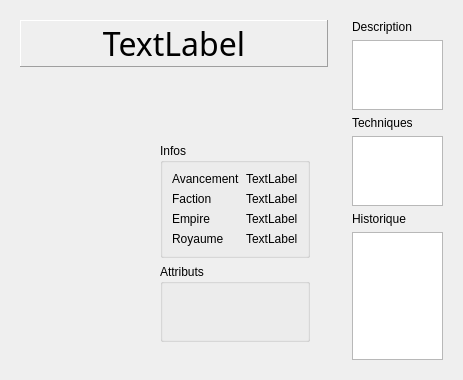
Before: the Qt Designer form python_modules/view/view_heros/book_warrior_page.ui in cyril711/git-MythicWar, drawn with Qt 5.
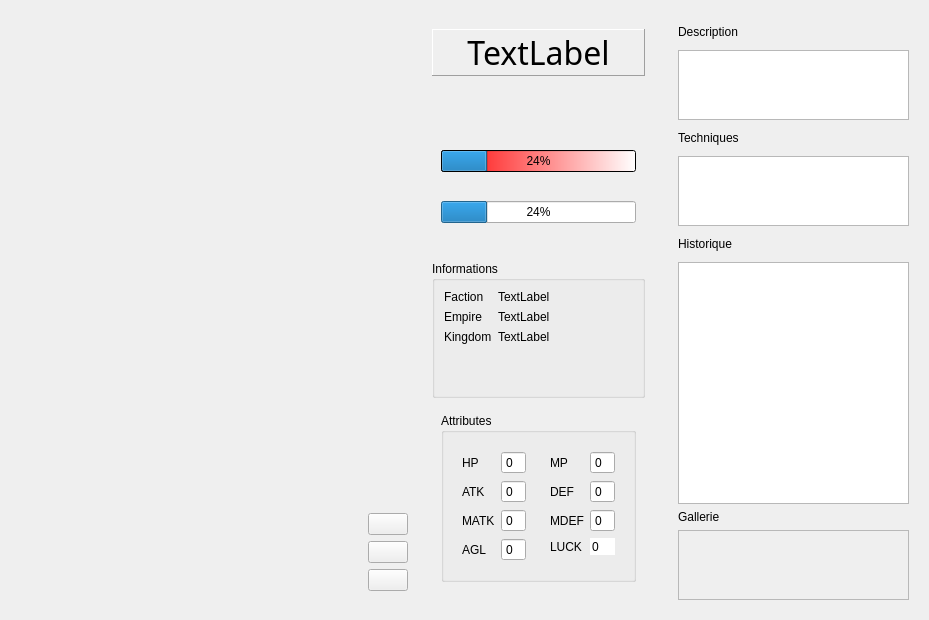
After: the same form once the commit is applied. Icons and pictures are not drawn.

What changed in the file:
```diff
--- a/python_modules/view/view_heros/book_warrior_page.ui
+++ b/python_modules/view/view_heros/book_warrior_page.ui
@@ -6,8 +6,8 @@
    <rect>
     <x>0</x>
     <y>0</y>
-    <width>463</width>
-    <height>380</height>
+    <width>929</width>
+    <height>620</height>
    </rect>
   </property>
   <property name="windowTitle">
@@ -16,150 +16,404 @@
   <property name="styleSheet">
    <string notr="true"/>
   </property>
-  <layout class="QHBoxLayout" name="horizontalLayout" stretch="3,1">
-   <item>
+  <layout class="QFormLayout" name="formLayout_2">
+   <item row="0" column="0">
     <widget class="QWidget" name="widget" native="true">
      <property name="styleSheet">
       <string notr="true"/>
      </property>
-     <layout class="QVBoxLayout" name="verticalLayout" stretch="1,0,2">
+     <layout class="QHBoxLayout" name="horizontalLayout_2" stretch="0,0,0">
       <item>
-       <widget class="QLabel" name="warrior_name">
-        <property name="sizePolicy">
-         <sizepolicy hsizetype="Preferred" vsizetype="Fixed">
-          <horstretch>0</horstretch>
-          <verstretch>0</verstretch>
-         </sizepolicy>
-        </property>
+       <widget class="QWidget" name="picture_widget" native="true">
         <property name="minimumSize">
          <size>
-          <width>0</width>
-          <height>10</height>
+          <width>333</width>
+          <height>500</height>
          </size>
         </property>
-        <property name="font">
-         <font>
-          <family>Nyala</family>
-          <pointsize>24</pointsize>
-         </font>
-        </property>
-        <property name="frameShape">
-         <enum>QFrame::Panel</enum>
-        </property>
-        <property name="frameShadow">
-         <enum>QFrame::Raised</enum>
-        </property>
-        <property name="text">
-         <string>TextLabel</string>
-        </property>
-        <property name="alignment">
-         <set>Qt::AlignCenter</set>
-        </property>
+        <layout class="QVBoxLayout" name="picture_layout_2"/>
        </widget>
       </item>
       <item>
-       <spacer name="verticalSpacer">
-        <property name="orientation">
-         <enum>Qt::Vertical</enum>
-        </property>
-        <property name="sizeHint" stdset="0">
-         <size>
-          <width>20</width>
-          <height>20</height>
-         </size>
-        </property>
-       </spacer>
+       <widget class="QWidget" name="actions_widget" native="true">
+        <layout class="QVBoxLayout" name="verticalLayout">
+         <item>
+          <spacer name="verticalSpacer">
+           <property name="orientation">
+            <enum>Qt::Vertical</enum>
+           </property>
+           <property name="sizeHint" stdset="0">
+            <size>
+             <width>20</width>
+             <height>40</height>
+            </size>
+           </property>
+          </spacer>
+         </item>
+         <item>
+          <widget class="QPushButton" name="pushButton_2">
+           <property name="text">
+            <string/>
+           </property>
+           <property name="icon">
+            <iconset resource="../../../resources.qrc">
+             <normaloff>:/icons/24x24/home</normaloff>:/icons/24x24/home</iconset>
+           </property>
+           <property name="iconSize">
+            <size>
+             <width>24</width>
+             <height>24</height>
+            </size>
+           </property>
+          </widget>
+         </item>
+         <item>
+          <widget class="QPushButton" name="pushButton">
+           <property name="sizePolicy">
+            <sizepolicy hsizetype="Fixed" vsizetype="Fixed">
+             <horstretch>0</horstretch>
+             <verstretch>0</verstretch>
+            </sizepolicy>
+           </property>
+           <property name="text">
+            <string/>
+           </property>
+           <property name="icon">
+            <iconset resource="../../../resources.qrc">
+             <normaloff>:/icons/24x24/home</normaloff>:/icons/24x24/home</iconset>
+           </property>
+           <property name="iconSize">
+            <size>
+             <width>24</width>
+             <height>24</height>
+            </size>
+           </property>
+          </widget>
+         </item>
+         <item>
+          <widget class="QPushButton" name="pushButton_4">
+           <property name="sizePolicy">
+            <sizepolicy hsizetype="Fixed" vsizetype="Fixed">
+             <horstretch>0</horstretch>
+             <verstretch>0</verstretch>
+            </sizepolicy>
+           </property>
+           <property name="text">
+            <string/>
+           </property>
+           <property name="icon">
+            <iconset resource="../../../resources.qrc">
+             <normaloff>:/icons/24x24/home</normaloff>:/icons/24x24/home</iconset>
+           </property>
+           <property name="iconSize">
+            <size>
+             <width>24</width>
+             <height>24</height>
+            </size>
+           </property>
+          </widget>
+         </item>
+        </layout>
+       </widget>
       </item>
       <item>
-       <widget class="QWidget" name="widget_3" native="true">
-        <layout class="QHBoxLayout" name="profil_layout" stretch="3,1">
+       <widget class="QWidget" name="infos_widget" native="true">
+        <layout class="QVBoxLayout" name="verticalLayout_3" stretch="0,0,0,0,0">
          <item>
-          <widget class="QWidget" name="picture_widget" native="true">
-           <layout class="QVBoxLayout" name="picture_layout"/>
+          <widget class="QLabel" name="warrior_name">
+           <property name="sizePolicy">
+            <sizepolicy hsizetype="Preferred" vsizetype="Fixed">
+             <horstretch>0</horstretch>
+             <verstretch>0</verstretch>
+            </sizepolicy>
+           </property>
+           <property name="minimumSize">
+            <size>
+             <width>0</width>
+             <height>10</height>
+            </size>
+           </property>
+           <property name="font">
+            <font>
+             <family>Nyala</family>
+             <pointsize>24</pointsize>
+            </font>
+           </property>
+           <property name="frameShape">
+            <enum>QFrame::Panel</enum>
+           </property>
+           <property name="frameShadow">
+            <enum>QFrame::Raised</enum>
+           </property>
+           <property name="text">
+            <string>TextLabel</string>
+           </property>
+           <property name="alignment">
+            <set>Qt::AlignCenter</set>
+           </property>
           </widget>
          </item>
          <item>
-          <widget class="QWidget" name="infos_widget" native="true">
-           <layout class="QVBoxLayout" name="verticalLayout_3" stretch="1,3,3">
+          <widget class="QWidget" name="rank_widget" native="true">
+           <property name="sizePolicy">
+            <sizepolicy hsizetype="Preferred" vsizetype="Fixed">
+             <horstretch>0</horstretch>
+             <verstretch>0</verstretch>
+            </sizepolicy>
+           </property>
+           <property name="maximumSize">
+            <size>
+             <width>16777215</width>
+             <height>30</height>
+            </size>
+           </property>
+           <layout class="QHBoxLayout" name="layout_rank"/>
+          </widget>
+         </item>
+         <item>
+          <widget class="QWidget" name="jauges_widget" native="true">
+           <layout class="QVBoxLayout" name="verticalLayout_4">
             <item>
-             <widget class="QWidget" name="rank_widget" native="true">
-              <layout class="QHBoxLayout" name="layout_rank"/>
+             <widget class="QProgressBar" name="progressBar_HP">
+              <property name="styleSheet">
+               <string notr="true">background-color: qlineargradient(spread:pad, x1:0, y1:0, x2:1, y2:0, stop:0 rgba(255, 0, 0, 255), stop:1 rgba(255, 255, 255, 255));
+</string>
+              </property>
+              <property name="value">
+               <number>24</number>
+              </property>
+              <property name="textVisible">
+               <bool>true</bool>
+              </property>
+              <property name="invertedAppearance">
+               <bool>false</bool>
+              </property>
              </widget>
             </item>
             <item>
-             <widget class="QGroupBox" name="groupBox">
-              <property name="title">
-               <string>Infos</string>
+             <widget class="QProgressBar" name="progressBar_MP">
+              <property name="value">
+               <number>24</number>
               </property>
-              <layout class="QFormLayout" name="formLayout">
-               <item row="3" column="0">
-                <widget class="QLabel" name="label_2">
-                 <property name="text">
-                  <string>Empire</string>
-                 </property>
-                </widget>
-               </item>
-               <item row="4" column="0">
-                <widget class="QLabel" name="label_7">
-                 <property name="text">
-                  <string>Royaume</string>
-                 </property>
-                </widget>
-               </item>
-               <item row="3" column="1">
-                <widget class="QLabel" name="label_empire">
-                 <property name="text">
-                  <string>TextLabel</string>
-                 </property>
-                </widget>
-               </item>
-               <item row="4" column="1">
-                <widget class="QLabel" name="label_royaume">
-                 <property name="text">
-                  <string>TextLabel</string>
-                 </property>
-                </widget>
-               </item>
-               <item row="2" column="1">
-                <widget class="QLabel" name="label_faction">
-                 <property name="text">
-                  <string>TextLabel</string>
-                 </property>
-                </widget>
-               </item>
-               <item row="1" column="1">
-                <widget class="QLabel" name="label_avancement">
-                 <property name="text">
-                  <string>TextLabel</string>
-                 </property>
-                </widget>
-               </item>
-               <item row="2" column="0">
-                <widget class="QLabel" name="label">
-                 <property name="text">
-                  <string>Faction</string>
-                 </property>
-                </widget>
-               </item>
-               <item row="1" column="0">
-                <widget class="QLabel" name="label_8">
-                 <property name="text">
-                  <string>Avancement</string>
-                 </property>
-                </widget>
-               </item>
-              </layout>
              </widget>
             </item>
+           </layout>
+          </widget>
+         </item>
+         <item>
+          <widget class="QGroupBox" name="groupBox">
+           <property name="title">
+            <string>Informations</string>
+           </property>
+           <layout class="QFormLayout" name="formLayout">
+            <item row="0" column="0">
+             <widget class="QLabel" name="label">
+              <property name="text">
+               <string>Faction</string>
+              </property>
+             </widget>
+            </item>
+            <item row="1" column="0">
+             <widget class="QLabel" name="label_2">
+              <property name="text">
+               <string>Empire</string>
+              </property>
+             </widget>
+            </item>
+            <item row="0" column="1">
+             <widget class="QLabel" name="label_faction">
+              <property name="text">
+               <string>TextLabel</string>
+              </property>
+             </widget>
+            </item>
+            <item row="1" column="1">
+             <widget class="QLabel" name="label_empire">
+              <property name="text">
+               <string>TextLabel</string>
+              </property>
+             </widget>
+            </item>
+            <item row="2" column="0">
+             <widget class="QLabel" name="label_17">
+              <property name="text">
+               <string>Kingdom</string>
+              </property>
+             </widget>
+            </item>
+            <item row="2" column="1">
+             <widget class="QLabel" name="label_royaume">
+              <property name="text">
+               <string>TextLabel</string>
+              </property>
+             </widget>
+            </item>
+           </layout>
+          </widget>
+         </item>
+         <item>
+          <widget class="QWidget" name="informations_widget" native="true">
+           <layout class="QHBoxLayout" name="horizontalLayout_3">
             <item>
              <widget class="QGroupBox" name="groupBox_2">
               <property name="title">
-               <string>Attributs</string>
+               <string>Attributes</string>
               </property>
-              <layout class="QFormLayout" name="formLayout_2">
-               <property name="fieldGrowthPolicy">
-                <enum>QFormLayout::AllNonFixedFieldsGrow</enum>
-               </property>
+              <layout class="QHBoxLayout" name="horizontalLayout">
+               <item>
+                <widget class="QWidget" name="widget_4" native="true">
+                 <layout class="QFormLayout" name="formLayout_4">
+                  <item row="1" column="0">
+                   <widget class="QLabel" name="label_10">
+                    <property name="text">
+                     <string>ATK</string>
+                    </property>
+                   </widget>
+                  </item>
+                  <item row="1" column="1">
+                   <widget class="QSpinBox" name="spinBox_2">
+                    <property name="buttonSymbols">
+                     <enum>QAbstractSpinBox::NoButtons</enum>
+                    </property>
+                    <property name="accelerated">
+                     <bool>true</bool>
+                    </property>
+                   </widget>
+                  </item>
+                  <item row="0" column="0">
+                   <widget class="QLabel" name="label_11">
+                    <property name="text">
+                     <string>HP</string>
+                    </property>
+                   </widget>
+                  </item>
+                  <item row="2" column="0">
+                   <widget class="QLabel" name="label_13">
+                    <property name="text">
+                     <string>MATK</string>
+                    </property>
+                   </widget>
+                  </item>
+                  <item row="3" column="0">
+                   <widget class="QLabel" name="label_14">
+                    <property name="text">
+                     <string>AGL</string>
+                    </property>
+                   </widget>
+                  </item>
+                  <item row="0" column="1">
+                   <widget class="QSpinBox" name="spinBox_3">
+                    <property name="buttonSymbols">
+                     <enum>QAbstractSpinBox::NoButtons</enum>
+                    </property>
+                    <property name="accelerated">
+                     <bool>true</bool>
+                    </property>
+                   </widget>
+                  </item>
+                  <item row="2" column="1">
+                   <widget class="QSpinBox" name="spinBox_5">
+                    <property name="buttonSymbols">
+                     <enum>QAbstractSpinBox::NoButtons</enum>
+                    </property>
+                    <property name="accelerated">
+                     <bool>true</bool>
+                    </property>
+                   </widget>
+                  </item>
+                  <item row="3" column="1">
+                   <widget class="QSpinBox" name="spinBox_6">
+                    <property name="buttonSymbols">
+                     <enum>QAbstractSpinBox::NoButtons</enum>
+                    </property>
+                    <property name="accelerated">
+                     <bool>true</bool>
+                    </property>
+                   </widget>
+                  </item>
+                 </layout>
+                </widget>
+               </item>
+               <item>
+                <widget class="QWidget" name="widget_3" native="true">
+                 <layout class="QFormLayout" name="formLayout_3">
+                  <item row="1" column="1">
+                   <widget class="QSpinBox" name="spinBox">
+                    <property name="buttonSymbols">
+                     <enum>QAbstractSpinBox::NoButtons</enum>
+                    </property>
+                    <property name="accelerated">
+                     <bool>true</bool>
+                    </property>
+                   </widget>
+                  </item>
+                  <item row="1" column="0">
+                   <widget class="QLabel" name="label_9">
+                    <property name="text">
+                     <string>DEF</string>
+                    </property>
+                   </widget>
+                  </item>
+                  <item row="0" column="0">
+                   <widget class="QLabel" name="label_12">
+                    <property name="text">
+                     <string>MP</string>
+                    </property>
+                   </widget>
+                  </item>
+                  <item row="2" column="0">
+                   <widget class="QLabel" name="label_15">
+                    <property name="text">
+                     <string>MDEF</string>
+                    </property>
+                   </widget>
+                  </item>
+                  <item row="3" column="0">
+                   <widget class="QLabel" name="label_16">
+                    <property name="text">
+                     <string>LUCK</string>
+                    </property>
+                   </widget>
+                  </item>
+                  <item row="0" column="1">
+                   <widget class="QSpinBox" name="spinBox_4">
+                    <property name="buttonSymbols">
+                     <enum>QAbstractSpinBox::NoButtons</enum>
+                    </property>
+                    <property name="accelerated">
+                     <bool>true</bool>
+                    </property>
+                   </widget>
+                  </item>
+                  <item row="2" column="1">
+                   <widget class="QSpinBox" name="spinBox_7">
+                    <property name="buttonSymbols">
+                     <enum>QAbstractSpinBox::NoButtons</enum>
+                    </property>
+                    <property name="accelerated">
+                     <bool>true</bool>
+                    </property>
+                    <property name="showGroupSeparator" stdset="0">
+                     <bool>false</bool>
+                    </property>
+                   </widget>
+                  </item>
+                  <item row="3" column="1">
+                   <widget class="QSpinBox" name="spinBox_8">
+                    <property name="frame">
+                     <bool>false</bool>
+                    </property>
+                    <property name="buttonSymbols">
+                     <enum>QAbstractSpinBox::NoButtons</enum>
+                    </property>
+                    <property name="accelerated">
+                     <bool>true</bool>
+                    </property>
+                   </widget>
+                  </item>
+                 </layout>
+                </widget>
+               </item>
               </layout>
              </widget>
             </item>
@@ -172,9 +426,9 @@
      </layout>
     </widget>
    </item>
-   <item>
+   <item row="0" column="1">
     <widget class="QWidget" name="widget_2" native="true">
-     <layout class="QVBoxLayout" name="verticalLayout_2" stretch="1,2,1,2,1,10">
+     <layout class="QVBoxLayout" name="verticalLayout_2" stretch="1,2,1,2,1,10,0,0">
       <item>
        <widget class="QLabel" name="label_3">
         <property name="text">
@@ -205,6 +459,31 @@
       <item>
        <widget class="QListWidget" name="listWidget"/>
       </item>
+      <item>
+       <widget class="QLabel" name="label_6">
+        <property name="text">
+         <string>Gallerie</string>
+        </property>
+       </widget>
+      </item>
+      <item>
+       <widget class="QScrollArea" name="scrollArea">
+        <property name="widgetResizable">
+         <bool>true</bool>
+        </property>
+        <widget class="QWidget" name="vignettes">
+         <property name="geometry">
+          <rect>
+           <x>0</x>
+           <y>0</y>
+           <width>231</width>
+           <height>69</height>
+          </rect>
+         </property>
+         <layout class="QGridLayout" name="gridLayout_3"/>
+        </widget>
+       </widget>
+      </item>
      </layout>
     </widget>
    </item>
```
